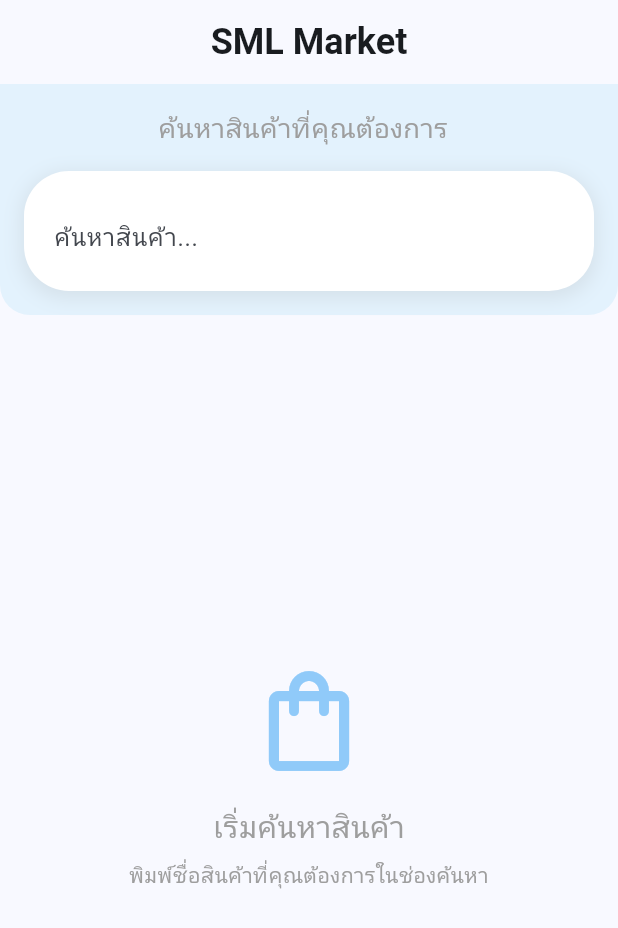
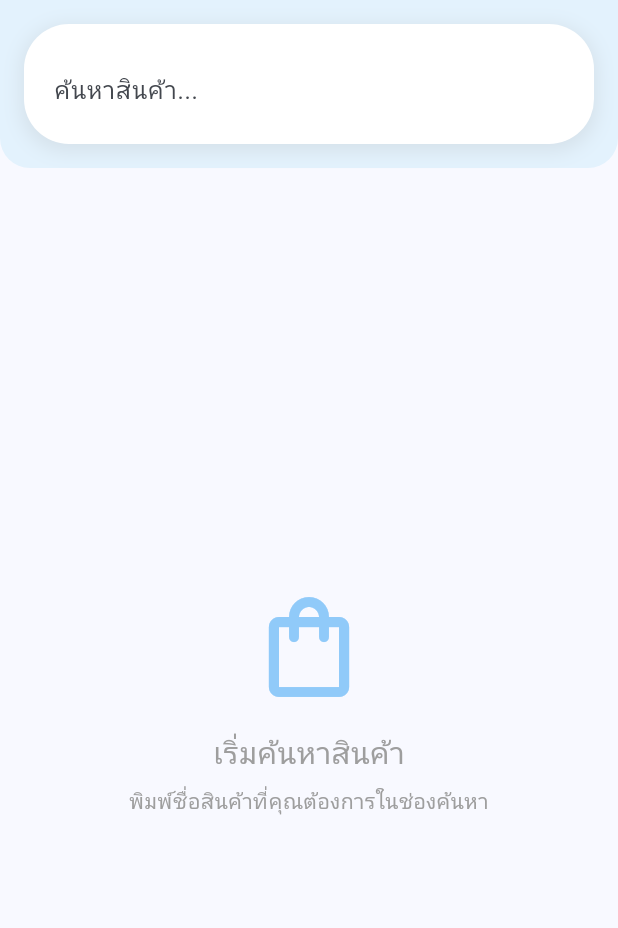
Before and after one commit to jaturapornchai/smlmarket2, a Flutter app: the screen it shows after launch, on a phone screen of 412 x 824 dp. Shown: the top 928 px of the screen. Run offline on Flutter 3.47's test engine with Material 3 defaults, Android fonts, the phone set to English and light mode, and no system bars; our stand-ins replace equatable, flutter_bloc, logger.

Commit message:
Remove header to maximize product display area
- Removed AppBar with 'SML Market' title from ProductSearchScreen
- Removed 'ค้นหาสินค้าที่คุณต้องการ' text from SearchBarWidget
- Updated search placeholder to show AI status dynamically
- More screen space available for product grid display
- Cleaner, more focused search interface

```diff
--- a/lib/presentation/screens/product_search_screen.dart
+++ b/lib/presentation/screens/product_search_screen.dart
@@ -216,18 +216,9 @@ class _ProductSearchScreenState extends State<ProductSearchScreen> {
       },
     );
   }
-
   @override
   Widget build(BuildContext context) {
     return Scaffold(
-      appBar: AppBar(
-        title: const Text(
-          'SML Market',
-          style: TextStyle(fontWeight: FontWeight.bold, fontSize: 24),
-        ),
-        backgroundColor: Colors.transparent,
-        elevation: 0,
-      ),
       body: Column(
         children: [
           // Search Section
--- a/lib/presentation/widgets/search_bar_widget.dart
+++ b/lib/presentation/widgets/search_bar_widget.dart
@@ -31,43 +31,8 @@ class _SearchBarWidgetState extends State<SearchBarWidget> {
           bottomLeft: Radius.circular(20),
           bottomRight: Radius.circular(20),
         ),
-      ),
-      child: Column(
+      ),      child: Column(
         children: [
-          Row(
-            mainAxisAlignment: MainAxisAlignment.center,
-            children: [
-              const Text(
-                'ค้นหาสินค้าที่คุณต้องการ',
-                style: TextStyle(
-                  fontSize: 18,
-                  fontWeight: FontWeight.w500,
-                  color: Colors.grey,
-                ),
-              ),
-              const SizedBox(width: 8),
-              if (widget.isAiEnabled)
-                Container(
-                  padding: const EdgeInsets.symmetric(
-                    horizontal: 8,
-                    vertical: 2,
-                  ),
-                  decoration: BoxDecoration(
-                    color: Colors.blue.shade200,
-                    borderRadius: BorderRadius.circular(12),
-                  ),
-                  child: const Text(
-                    'AI',
-                    style: TextStyle(
-                      color: Colors.blue,
-                      fontSize: 12,
-                      fontWeight: FontWeight.bold,
-                    ),
-                  ),
-                ),
-            ],
-          ),
-          const SizedBox(height: 16),
           Container(
             decoration: BoxDecoration(
               color: Colors.white,
@@ -80,11 +45,10 @@ class _SearchBarWidgetState extends State<SearchBarWidget> {
                   offset: const Offset(0, 3),
                 ),
               ],
-            ),
-            child: TextField(
+            ),            child: TextField(
               controller: widget.controller,
               decoration: InputDecoration(
-                hintText: 'ค้นหาสินค้า...',
+                hintText: widget.isAiEnabled ? 'ค้นหาสินค้าด้วย AI...' : 'ค้นหาสินค้า...',
                 border: InputBorder.none,
                 contentPadding: const EdgeInsets.symmetric(
                   horizontal: 20,
```
Also changed, not shown: lib/presentation/widgets/product_card.dart (+6 -3 lines).
